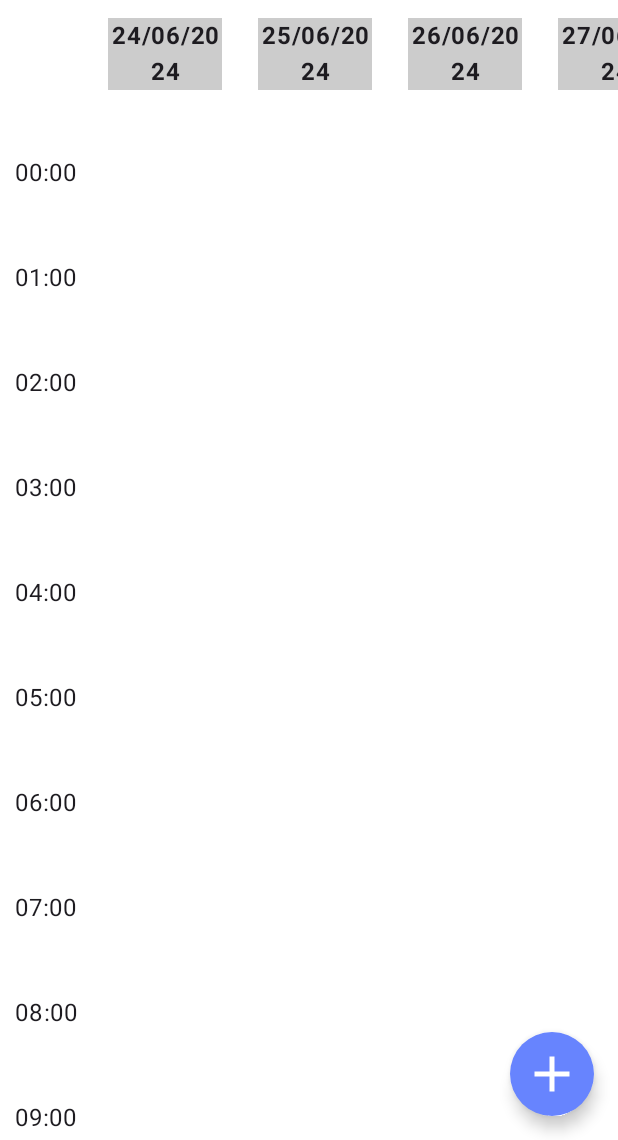
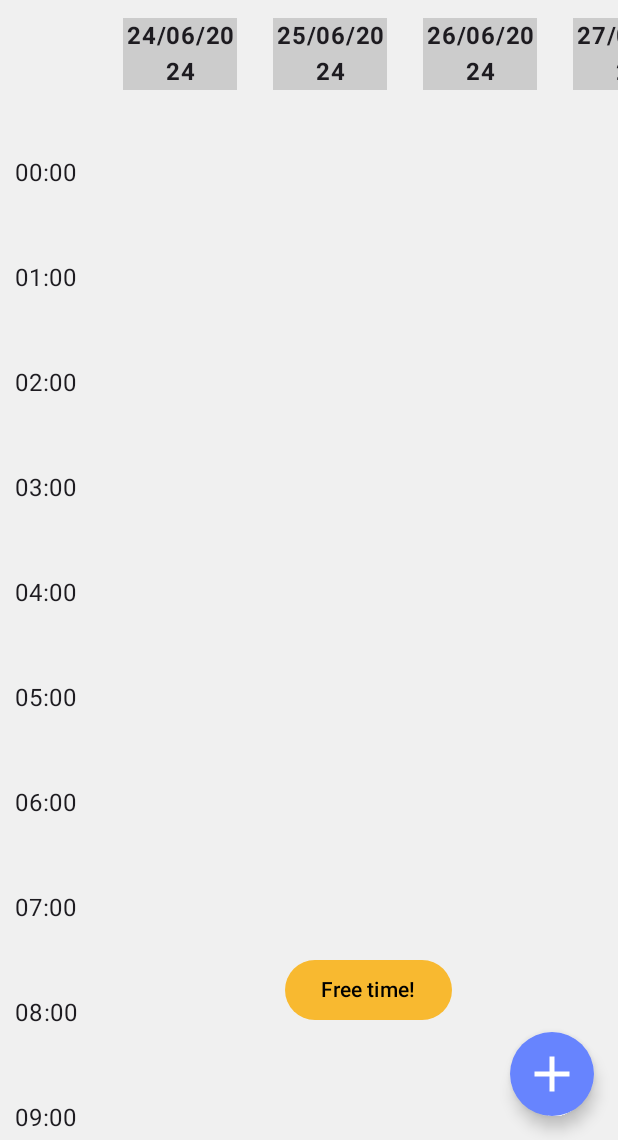
Before and after one commit to PDM-24/proyecto-hamilton, an Android app built with Jetpack Compose: the CalendarScreenContainer screen opened through its navigation route, on a phone screen of 412 x 824 dp, the part 96-1236 px from its top. Run offline under Robolectric (Android 15) with nearby library versions, the phone set to English and light mode, and no system bars; our stand-ins replace Room's generated code, livedata-compose.

Commit message:
im so tired boss

```diff
--- a/app/src/main/java/com/rostorga/calendariumv2/MainActivity.kt
+++ b/app/src/main/java/com/rostorga/calendariumv2/MainActivity.kt
@@ -59,7 +59,7 @@ fun MyApp() {
     val userViewModel: UserViewModel = viewModel()
     val apiViewModel: ApiViewModel = ApiViewModel()
 
-    NavHost(navController, startDestination = "calendar") {
+    NavHost(navController, startDestination = "home") {
         composable("home") {
             ViewContainer(navController, apiViewModel )
         }
--- a/app/src/main/java/com/rostorga/calendariumv2/screens/CalendarScreen.kt
+++ b/app/src/main/java/com/rostorga/calendariumv2/screens/CalendarScreen.kt
@@ -6,6 +6,7 @@ import androidx.compose.foundation.horizontalScroll
 import androidx.compose.foundation.layout.*
 import androidx.compose.foundation.rememberScrollState
 import androidx.compose.foundation.shape.CircleShape
+import androidx.compose.foundation.shape.RoundedCornerShape
 import androidx.compose.foundation.verticalScroll
 import androidx.compose.material3.*
 import androidx.compose.material.icons.Icons
@@ -15,10 +16,12 @@ import androidx.compose.runtime.*
 import androidx.compose.runtime.livedata.observeAsState
 import androidx.compose.ui.Alignment
 import androidx.compose.ui.Modifier
+import androidx.compose.ui.draw.clip
 import androidx.compose.ui.graphics.Color
 import androidx.compose.ui.text.font.FontWeight
 import androidx.compose.ui.text.style.TextAlign
 import androidx.compose.ui.unit.dp
+import androidx.compose.ui.unit.sp
 import androidx.lifecycle.viewmodel.compose.viewModel
 import androidx.navigation.NavController
 import androidx.navigation.NavHostController
@@ -89,7 +92,7 @@ fun CalendarScreen(navController: NavController, userViewModel: UserViewModel =
     LaunchedEffect(highlightOption) {
         if (highlightOption != 0) {
             highlightedSlots.value = highlightFreeSlots(tasks, highlightOption)
-            delay(3000) // Adjust delay as needed (e.g., 3000 milliseconds = 3 seconds)
+            delay(1500) // Adjust delay as needed (e.g., 3000 milliseconds = 3 seconds)
             highlightedSlots.value = emptyList()
             highlightOption = 0
         }
@@ -98,7 +101,7 @@ fun CalendarScreen(navController: NavController, userViewModel: UserViewModel =
     Column(
         modifier = Modifier
             .fillMaxSize()
-            .background(color = Color.White)
+            .background(color = Color(0xFFF0F0F0))
     ) {
         // Horizontal scrolling for weeks
         Row(
@@ -113,7 +116,7 @@ fun CalendarScreen(navController: NavController, userViewModel: UserViewModel =
                     Row(
                         modifier = Modifier.fillMaxWidth()
                     ) {
-                        Spacer(modifier = Modifier.width(60.dp)) // Leave space for the hours
+                        Spacer(modifier = Modifier.width(70.dp)) // Leave space for the hours
                         for (i in 0..6) {
                             val day = currentDate.plusDays((weekIndex * 7 + i).toLong())
                             Box(
@@ -194,20 +197,11 @@ fun CalendarScreen(navController: NavController, userViewModel: UserViewModel =
             }
         }
     }
-    Row(
-        modifier = Modifier
-            .fillMaxWidth()
-            .padding(16.dp),
-        horizontalArrangement = Arrangement.SpaceEvenly
-    ) {
-        Button(onClick = { highlightOption = 1 }) {
-            Text("Free Slots 1")
-        }
-        Button(onClick = { highlightOption = 2 }) {
-            Text("Free Slots 2")
-        }
-        Button(onClick = { highlightOption = 3 }) {
-            Text("Free Slots 3")
+    Box(
+        modifier = Modifier.padding(top=700.dp, start = 190.dp)) {
+
+        Button(onClick = { highlightOption = 3 }, colors = ButtonDefaults.buttonColors(containerColor = Color(0xFFF8B930))) {
+            Text("Free time!", color = Color.Black)
         }
     }
 
@@ -262,13 +256,16 @@ fun TaskCard(task: TaskData) {
         modifier = Modifier
             .fillMaxWidth()
             .height((durationHours * 60).dp) // Adjust height based on duration
-            .padding(2.dp)
+            .padding(1.dp)
+            .clip(shape= RoundedCornerShape(12.dp))
             .background(color = Color(0xFFeab676)) // Adjust color
     ) {
-        Column {
-            Text(text = task.TaskName, fontWeight = FontWeight.Bold)
-            Text(text = "${task.TimeStart} - ${task.TimeFinish}")
-            Text(text = task.TaskDesc)
+        Column(
+            modifier=Modifier.align(Alignment.Center),
+            horizontalAlignment = Alignment.CenterHorizontally
+        ) {
+            Text(text = task.TaskName, fontWeight = FontWeight.Bold, fontSize = 14.sp)
+            Text(text = "${task.TimeStart} - ${task.TimeFinish}", fontSize = 14.sp)
         }
     }
 }
```
